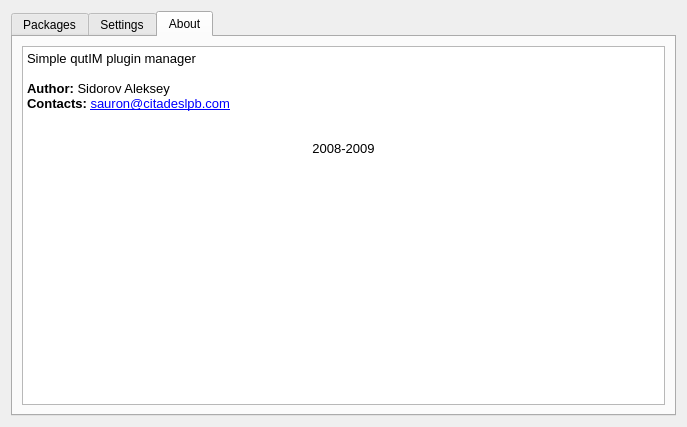
First picture: the form in ui/settings.ui, repository euroelessar/qutim, before the edit.
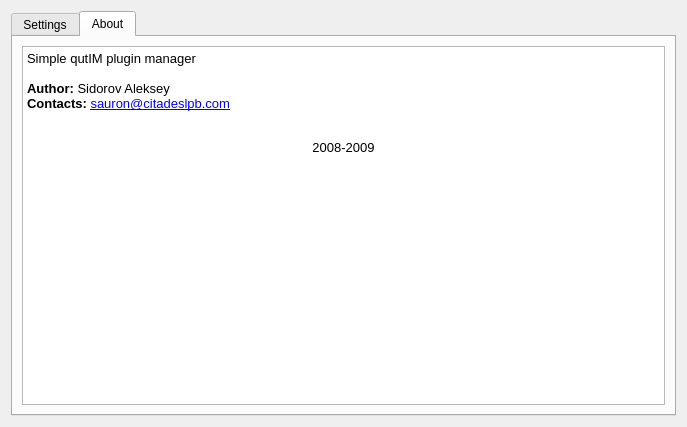
Second picture: the form after the edit. The open tabs and pages were chosen to show the change.

```diff
--- a/ui/settings.ui
+++ b/ui/settings.ui
@@ -31,12 +31,6 @@
      <property name="currentIndex">
       <number>0</number>
      </property>
-     <widget class="QWidget" name="PackagesTab">
-      <attribute name="title">
-       <string>Packages</string>
-      </attribute>
-      <layout class="QGridLayout" name="gridLayout_3"/>
-     </widget>
      <widget class="QWidget" name="SettingsTab">
       <attribute name="title">
        <string>Settings</string>
@@ -95,13 +89,13 @@
           <string>&lt;!DOCTYPE HTML PUBLIC &quot;-//W3C//DTD HTML 4.0//EN&quot; &quot;http://www.w3.org/TR/REC-html40/strict.dtd&quot;&gt;
 &lt;html&gt;&lt;head&gt;&lt;meta name=&quot;qrichtext&quot; content=&quot;1&quot; /&gt;&lt;style type=&quot;text/css&quot;&gt;
 p, li { white-space: pre-wrap; }
-&lt;/style&gt;&lt;/head&gt;&lt;body style=&quot; font-family:'Droid Serif'; font-size:10pt; font-weight:400; font-style:normal;&quot;&gt;
-&lt;p style=&quot; margin-top:0px; margin-bottom:0px; margin-left:0px; margin-right:0px; -qt-block-indent:0; text-indent:0px;&quot;&gt;&lt;span style=&quot; font-family:'Bitstream Vera Sans';&quot;&gt;Simple qutIM plugin manager&lt;/span&gt;&lt;/p&gt;
-&lt;p style=&quot;-qt-paragraph-type:empty; margin-top:0px; margin-bottom:0px; margin-left:0px; margin-right:0px; -qt-block-indent:0; text-indent:0px; font-family:'Bitstream Vera Sans';&quot;&gt;&lt;/p&gt;
-&lt;p style=&quot; margin-top:0px; margin-bottom:0px; margin-left:0px; margin-right:0px; -qt-block-indent:0; text-indent:0px;&quot;&gt;&lt;span style=&quot; font-family:'Bitstream Vera Sans'; font-weight:600;&quot;&gt;Author: &lt;/span&gt;&lt;span style=&quot; font-family:'Bitstream Vera Sans';&quot;&gt;Sidorov Aleksey&lt;/span&gt;&lt;/p&gt;
-&lt;p style=&quot; margin-top:0px; margin-bottom:0px; margin-left:0px; margin-right:0px; -qt-block-indent:0; text-indent:0px;&quot;&gt;&lt;span style=&quot; font-family:'Bitstream Vera Sans'; font-weight:600;&quot;&gt;Contacts: &lt;/span&gt;&lt;a href=&quot;mailto::sauron@citadelspb.com&quot;&gt;&lt;span style=&quot; font-family:'Bitstream Vera Sans'; text-decoration: underline; color:#0000ff;&quot;&gt;sauron@citadeslpb.com&lt;/span&gt;&lt;/a&gt;&lt;/p&gt;
-&lt;p style=&quot; margin-top:0px; margin-bottom:0px; margin-left:0px; margin-right:0px; -qt-block-indent:0; text-indent:0px;&quot;&gt;&lt;br /&gt;&lt;/p&gt;
-&lt;p align=&quot;center&quot; style=&quot; margin-top:0px; margin-bottom:0px; margin-left:0px; margin-right:0px; -qt-block-indent:0; text-indent:0px;&quot;&gt;2008-2009&lt;/p&gt;&lt;/body&gt;&lt;/html&gt;</string>
+&lt;/style&gt;&lt;/head&gt;&lt;body style=&quot; font-family:'Droid Sans'; font-size:9pt; font-weight:400; font-style:normal;&quot;&gt;
+&lt;p style=&quot; margin-top:0px; margin-bottom:0px; margin-left:0px; margin-right:0px; -qt-block-indent:0; text-indent:0px;&quot;&gt;&lt;span style=&quot; font-family:'Bitstream Vera Sans'; font-size:10pt;&quot;&gt;Simple qutIM plugin manager&lt;/span&gt;&lt;/p&gt;
+&lt;p style=&quot;-qt-paragraph-type:empty; margin-top:0px; margin-bottom:0px; margin-left:0px; margin-right:0px; -qt-block-indent:0; text-indent:0px; font-family:'Bitstream Vera Sans'; font-size:10pt;&quot;&gt;&lt;/p&gt;
+&lt;p style=&quot; margin-top:0px; margin-bottom:0px; margin-left:0px; margin-right:0px; -qt-block-indent:0; text-indent:0px;&quot;&gt;&lt;span style=&quot; font-family:'Bitstream Vera Sans'; font-size:10pt; font-weight:600;&quot;&gt;Author: &lt;/span&gt;&lt;span style=&quot; font-family:'Bitstream Vera Sans'; font-size:10pt;&quot;&gt;Sidorov Aleksey&lt;/span&gt;&lt;/p&gt;
+&lt;p style=&quot; margin-top:0px; margin-bottom:0px; margin-left:0px; margin-right:0px; -qt-block-indent:0; text-indent:0px;&quot;&gt;&lt;span style=&quot; font-family:'Bitstream Vera Sans'; font-size:10pt; font-weight:600;&quot;&gt;Contacts: &lt;/span&gt;&lt;a href=&quot;mailto::sauron@citadelspb.com&quot;&gt;&lt;span style=&quot; font-family:'Bitstream Vera Sans'; font-size:10pt; text-decoration: underline; color:#0000ff;&quot;&gt;sauron@citadeslpb.com&lt;/span&gt;&lt;/a&gt;&lt;/p&gt;
+&lt;p style=&quot; margin-top:0px; margin-bottom:0px; margin-left:0px; margin-right:0px; -qt-block-indent:0; text-indent:0px;&quot;&gt;&lt;span style=&quot; font-family:'Droid Serif'; font-size:10pt;&quot;&gt;&lt;br /&gt;&lt;/span&gt;&lt;/p&gt;
+&lt;p align=&quot;center&quot; style=&quot; margin-top:0px; margin-bottom:0px; margin-left:0px; margin-right:0px; -qt-block-indent:0; text-indent:0px;&quot;&gt;&lt;span style=&quot; font-family:'Droid Serif'; font-size:10pt;&quot;&gt;2008-2009&lt;/span&gt;&lt;/p&gt;&lt;/body&gt;&lt;/html&gt;</string>
          </property>
         </widget>
        </item>
```
Left out of the diff: 15 changed lines with no effect on the pictures.
